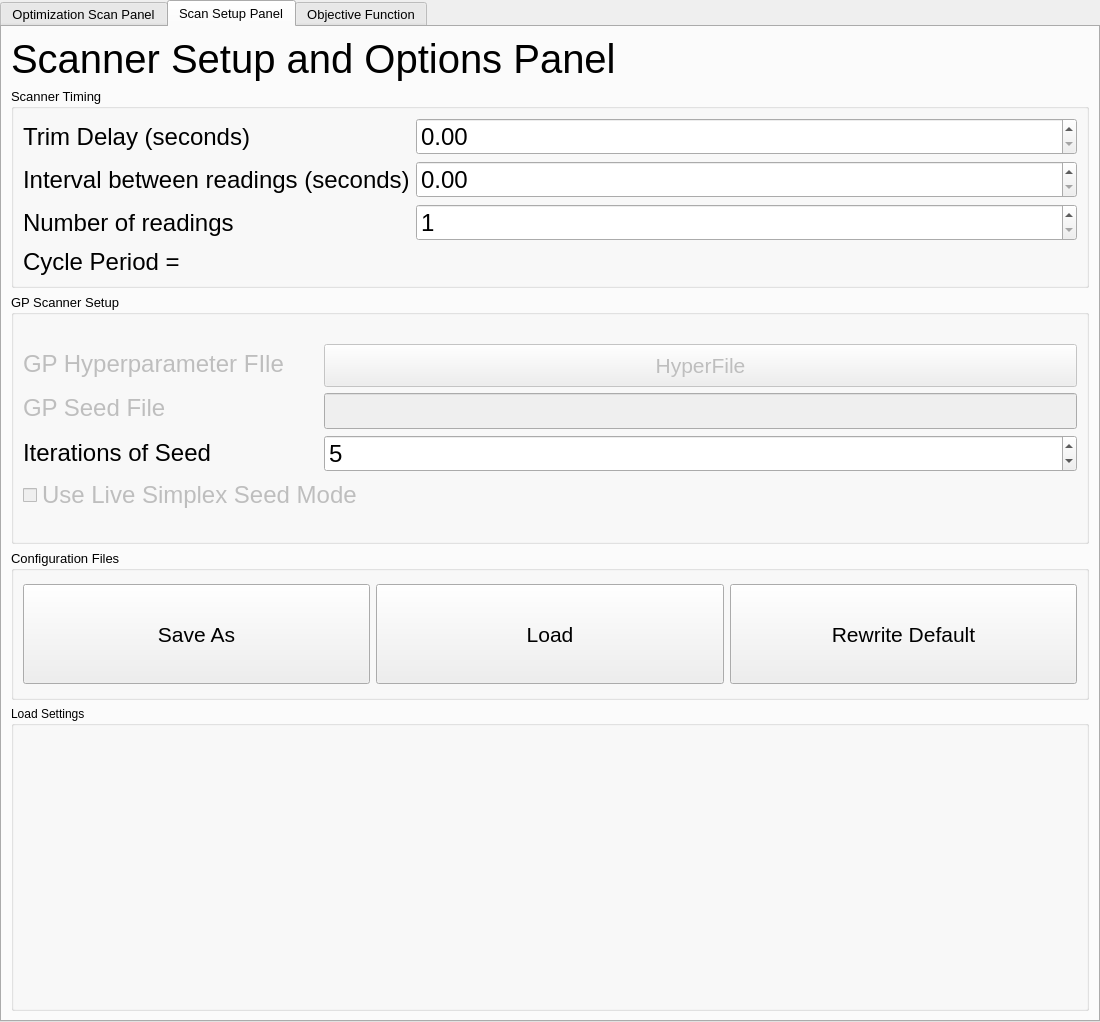
This is UIOcelotInterface_gen.ui in ocelot-collab/optimizer as Qt 5 draws it before an edit. The edited form follows.
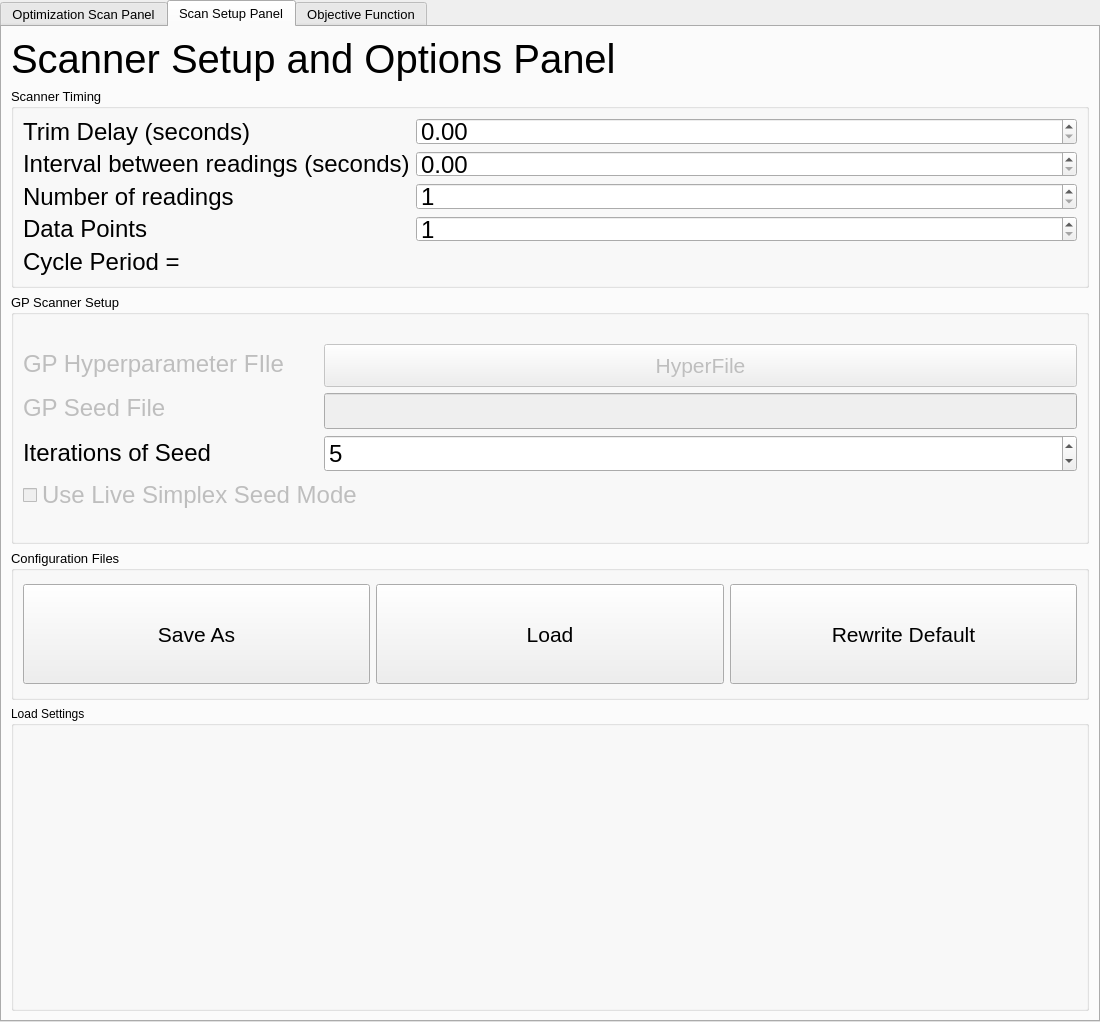
This is the edited form. The open tabs and pages were chosen to show the change. Custom widgets are drawn as their Qt base class.

Commit message: ENH: Add Data Points option and option at MachineInterface to show or not this new field.

```diff
--- a/UIOcelotInterface_gen.ui
+++ b/UIOcelotInterface_gen.ui
@@ -358,6 +358,27 @@
                 </property>
                </widget>
               </item>
+              <item>
+               <widget class="QLabel" name="label_datapoints">
+                <property name="enabled">
+                 <bool>true</bool>
+                </property>
+                <property name="maximumSize">
+                 <size>
+                  <width>16777215</width>
+                  <height>16777215</height>
+                 </size>
+                </property>
+                <property name="font">
+                 <font>
+                  <pointsize>18</pointsize>
+                 </font>
+                </property>
+                <property name="text">
+                 <string>Data Points</string>
+                </property>
+               </widget>
+              </item>
              </layout>
             </item>
             <item>
@@ -434,6 +455,27 @@
                 </property>
                </widget>
               </item>
+              <item>
+               <widget class="QSpinBox" name="sb_datapoints">
+                <property name="font">
+                 <font>
+                  <pointsize>18</pointsize>
+                 </font>
+                </property>
+                <property name="locale">
+                 <locale language="English" country="UnitedStates"/>
+                </property>
+                <property name="minimum">
+                 <number>1</number>
+                </property>
+                <property name="maximum">
+                 <number>9999</number>
+                </property>
+                <property name="value">
+                 <number>1</number>
+                </property>
+               </widget>
+              </item>
              </layout>
             </item>
            </layout>
```
The commit also changes 7 other files.
